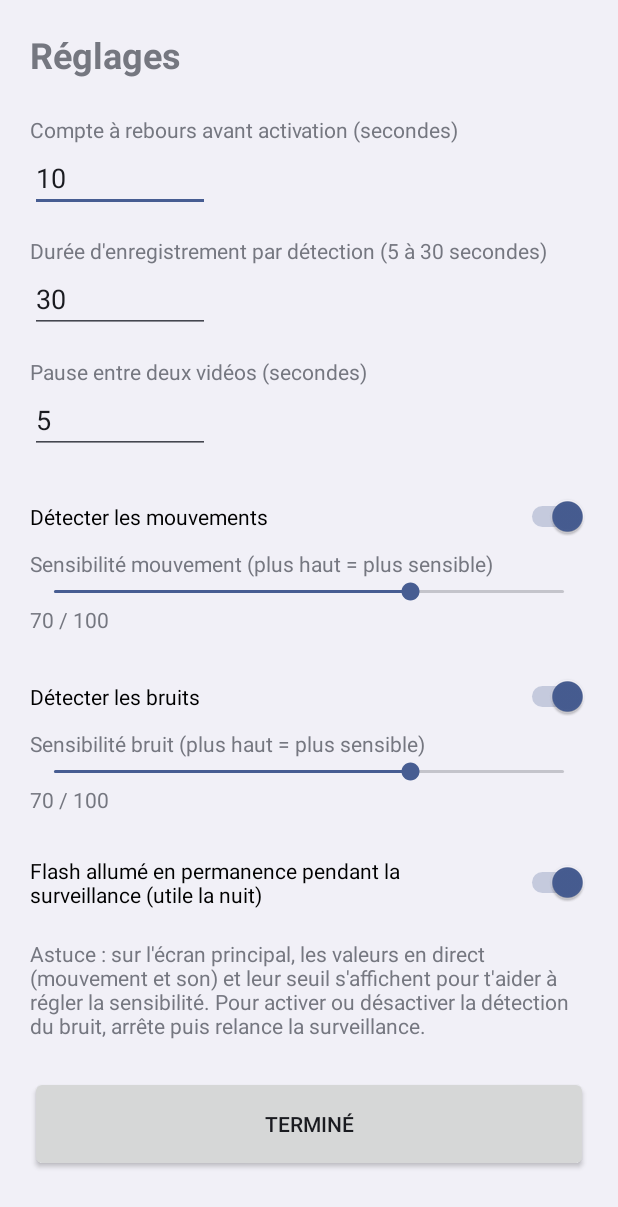
After one commit to tiilow/teste, an Android app: the SettingsActivity screen opened directly, with no data from a screen before it, on a phone screen of 412 x 824 dp. The commit adds this screen. Shown: the top 1207 px of the screen. Run offline under Robolectric (Android 15) with nearby library versions, the phone set to English and light mode, and no system bars.

Commit message:
Add files via upload

```diff
--- a/Surveillance-projet-android/app/src/main/AndroidManifest.xml
+++ b/Surveillance-projet-android/app/src/main/AndroidManifest.xml
@@ -22,6 +22,10 @@
                 <category android:name="android.intent.category.LAUNCHER" />
             </intent-filter>
         </activity>
+        <activity
+            android:name=".SettingsActivity"
+            android:exported="false"
+            android:screenOrientation="portrait" />
         <service
             android:name=".SurveillanceService"
             android:exported="false"
--- /dev/null
+++ b/Surveillance-projet-android/app/src/main/java/com/example/surveillance/Settings.kt
@@ -0,0 +1,33 @@
+package com.example.surveillance
+
+import android.content.Context
+
+class Settings(context: Context) {
+    private val sp = context.applicationContext
+        .getSharedPreferences("settings", Context.MODE_PRIVATE)
+
+    var countdown: Int
+        get() = sp.getInt("countdown", 10)
+        set(v) { sp.edit().putInt("countdown", v).apply() }
+    var clipSeconds: Int
+        get() = sp.getInt("clipSeconds", 30)
+        set(v) { sp.edit().putInt("clipSeconds", v).apply() }
+    var cooldown: Int
+        get() = sp.getInt("cooldown", 5)
+        set(v) { sp.edit().putInt("cooldown", v).apply() }
+    var motionOn: Boolean
+        get() = sp.getBoolean("motionOn", true)
+        set(v) { sp.edit().putBoolean("motionOn", v).apply() }
+    var motionSens: Int
+        get() = sp.getInt("motionSens", 70)
+        set(v) { sp.edit().putInt("motionSens", v).apply() }
+    var soundOn: Boolean
+        get() = sp.getBoolean("soundOn", true)
+        set(v) { sp.edit().putBoolean("soundOn", v).apply() }
+    var soundSens: Int
+        get() = sp.getInt("soundSens", 70)
+        set(v) { sp.edit().putInt("soundSens", v).apply() }
+    var flash: Boolean
+        get() = sp.getBoolean("flash", true)
+        set(v) { sp.edit().putBoolean("flash", v).apply() }
+}
--- /dev/null
+++ b/Surveillance-projet-android/app/src/main/java/com/example/surveillance/SettingsActivity.kt
@@ -0,0 +1,66 @@
+package com.example.surveillance
+
+import android.app.Activity
+import android.os.Bundle
+import android.widget.Button
+import android.widget.EditText
+import android.widget.SeekBar
+import android.widget.Switch
+import android.widget.TextView
+
+class SettingsActivity : Activity() {
+    private lateinit var s: Settings
+    private lateinit var countdown: EditText
+    private lateinit var clip: EditText
+    private lateinit var cooldown: EditText
+
+    override fun onCreate(savedInstanceState: Bundle?) {
+        super.onCreate(savedInstanceState)
+        setContentView(R.layout.activity_settings)
+        s = Settings(this)
+
+        countdown = findViewById(R.id.countdown)
+        clip = findViewById(R.id.clip)
+        cooldown = findViewById(R.id.cooldown)
+        countdown.setText(s.countdown.toString())
+        clip.setText(s.clipSeconds.toString())
+        cooldown.setText(s.cooldown.toString())
+
+        bindSwitch(R.id.motionOn, s.motionOn) { s.motionOn = it }
+        bindSwitch(R.id.soundOn, s.soundOn) { s.soundOn = it }
+        bindSwitch(R.id.flash, s.flash) { s.flash = it }
+        bindSeek(R.id.motionSeek, R.id.motionVal, s.motionSens) { s.motionSens = it }
+        bindSeek(R.id.soundSeek, R.id.soundVal, s.soundSens) { s.soundSens = it }
+
+        findViewById<Button>(R.id.done).setOnClickListener { finish() }
+    }
+
+    private fun bindSwitch(id: Int, initial: Boolean, onChange: (Boolean) -> Unit) {
+        val sw = findViewById<Switch>(id)
+        sw.isChecked = initial
+        sw.setOnCheckedChangeListener { _, checked -> onChange(checked) }
+    }
+
+    private fun bindSeek(seekId: Int, valueId: Int, initial: Int, onChange: (Int) -> Unit) {
+        val sb = findViewById<SeekBar>(seekId)
+        val tv = findViewById<TextView>(valueId)
+        sb.max = 100
+        sb.progress = initial
+        tv.text = "$initial / 100"
+        sb.setOnSeekBarChangeListener(object : SeekBar.OnSeekBarChangeListener {
+            override fun onProgressChanged(bar: SeekBar?, progress: Int, fromUser: Boolean) {
+                tv.text = "$progress / 100"
+                if (fromUser) onChange(progress)
+            }
+            override fun onStartTrackingTouch(bar: SeekBar?) {}
+            override fun onStopTrackingTouch(bar: SeekBar?) {}
+        })
+    }
+
+    override fun onPause() {
+        super.onPause()
+        s.countdown = countdown.text.toString().toIntOrNull()?.coerceIn(0, 3600) ?: 10
+        s.clipSeconds = clip.text.toString().toIntOrNull()?.coerceIn(5, 30) ?: 30
+        s.cooldown = cooldown.text.toString().toIntOrNull()?.coerceIn(2, 120) ?: 5
+    }
+}
--- /dev/null
+++ b/Surveillance-projet-android/app/src/main/res/layout/activity_settings.xml
@@ -0,0 +1,112 @@
+<?xml version="1.0" encoding="utf-8"?>
+<ScrollView xmlns:android="http://schemas.android.com/apk/res/android"
+    android:layout_width="match_parent"
+    android:layout_height="match_parent">
+
+    <LinearLayout
+        android:layout_width="match_parent"
+        android:layout_height="wrap_content"
+        android:orientation="vertical"
+        android:padding="20dp">
+
+        <TextView
+            android:layout_width="wrap_content"
+            android:layout_height="wrap_content"
+            android:text="Réglages"
+            android:textSize="24sp"
+            android:textStyle="bold" />
+
+        <TextView
+            android:layout_width="wrap_content"
+            android:layout_height="wrap_content"
+            android:layout_marginTop="24dp"
+            android:text="Compte à rebours avant activation (secondes)" />
+        <EditText
+            android:id="@+id/countdown"
+            android:layout_width="120dp"
+            android:layout_height="wrap_content"
+            android:inputType="number" />
+
+        <TextView
+            android:layout_width="wrap_content"
+            android:layout_height="wrap_content"
+            android:layout_marginTop="16dp"
+            android:text="Durée d'enregistrement par détection (5 à 30 secondes)" />
+        <EditText
+            android:id="@+id/clip"
+            android:layout_width="120dp"
+            android:layout_height="wrap_content"
+            android:inputType="number" />
+
+        <TextView
+            android:layout_width="wrap_content"
+            android:layout_height="wrap_content"
+            android:layout_marginTop="16dp"
+            android:text="Pause entre deux vidéos (secondes)" />
+        <EditText
+            android:id="@+id/cooldown"
+            android:layout_width="120dp"
+            android:layout_height="wrap_content"
+            android:inputType="number" />
+
+        <Switch
+            android:id="@+id/motionOn"
+            android:layout_width="match_parent"
+            android:layout_height="wrap_content"
+            android:layout_marginTop="28dp"
+            android:text="Détecter les mouvements" />
+        <TextView
+            android:layout_width="wrap_content"
+            android:layout_height="wrap_content"
+            android:layout_marginTop="8dp"
+            android:text="Sensibilité mouvement (plus haut = plus sensible)" />
+        <SeekBar
+            android:id="@+id/motionSeek"
+            android:layout_width="match_parent"
+            android:layout_height="wrap_content" />
+        <TextView
+            android:id="@+id/motionVal"
+            android:layout_width="wrap_content"
+            android:layout_height="wrap_content" />
+
+        <Switch
+            android:id="@+id/soundOn"
+            android:layout_width="match_parent"
+            android:layout_height="wrap_content"
+            android:layout_marginTop="28dp"
+            android:text="Détecter les bruits" />
+        <TextView
+            android:layout_width="wrap_content"
+            android:layout_height="wrap_content"
+            android:layout_marginTop="8dp"
+            android:text="Sensibilité bruit (plus haut = plus sensible)" />
+        <SeekBar
+            android:id="@+id/soundSeek"
+            android:layout_width="match_parent"
+            android:layout_height="wrap_content" />
+        <TextView
+            android:id="@+id/soundVal"
+            android:layout_width="wrap_content"
+            android:layout_height="wrap_content" />
+
+        <Switch
+            android:id="@+id/flash"
+            android:layout_width="match_parent"
+            android:layout_height="wrap_content"
+            android:layout_marginTop="28dp"
+            android:text="Flash allumé en permanence pendant la surveillance (utile la nuit)" />
+
+        <TextView
+            android:layout_width="wrap_content"
+            android:layout_height="wrap_content"
+            android:layout_marginTop="20dp"
+            android:text="Astuce : sur l'écran principal, les valeurs en direct (mouvement et son) et leur seuil s'affichent pour t'aider à régler la sensibilité. Pour activer ou désactiver la détection du bruit, arrête puis relance la surveillance." />
+
+        <Button
+            android:id="@+id/done"
+            android:layout_width="match_parent"
+            android:layout_height="64dp"
+            android:layout_marginTop="24dp"
+            android:text="Terminé" />
+    </LinearLayout>
+</ScrollView>
```
Also changed, not shown: Surveillance-projet-android/app/build.gradle.kts (+12 -2 lines), Surveillance-projet-android/app/src/main/java/com/example/surveillance/MainActivity.kt (+101 -30 lines), Surveillance-projet-android/app/src/main/java/com/example/surveillance/SurveillanceService.kt (+74 -40 lines), Surveillance-projet-android/app/src/main/res/layout/activity_main.xml (+36 -34 lines), 1 other file.
